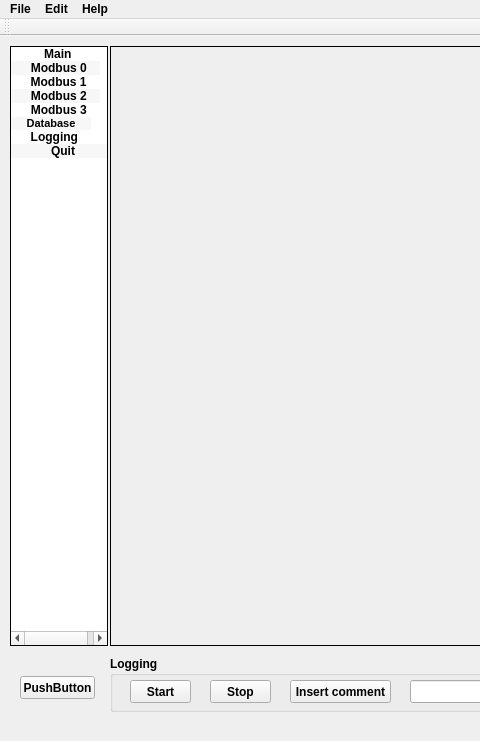
First picture: the form in src/mainwindow.ui, repository hancse/powermeter, before the edit; both pictures show x 0 to 480 and y 0 to 741 of the 1121 by 741 pixel window.
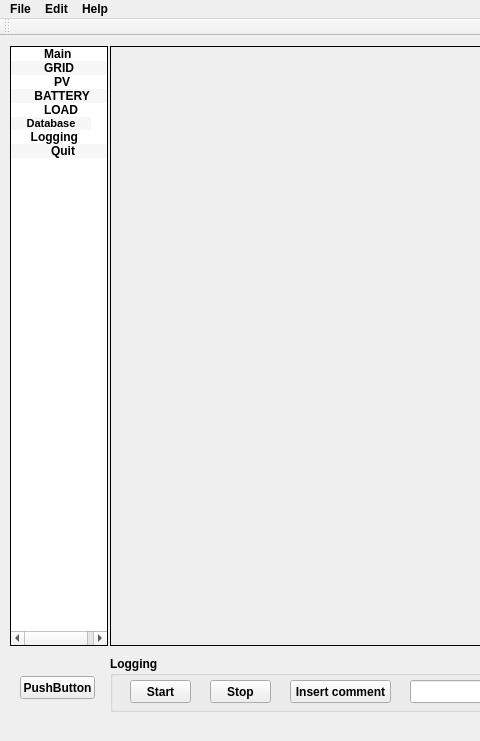
Second picture: the form after the edit. Icons and pictures are not drawn.

Commit message: Fixed size TopFrame, ModbusFrame Fixed quit action

```diff
--- a/src/mainwindow.ui
+++ b/src/mainwindow.ui
@@ -62,7 +62,7 @@
     </item>
     <item>
      <property name="text">
-      <string>     Modbus 0   </string>
+      <string>         GRID         </string>
      </property>
      <property name="icon">
       <iconset resource="../powermeter.qrc">
@@ -71,7 +71,7 @@
     </item>
     <item>
      <property name="text">
-      <string>     Modbus 1    </string>
+      <string>            PV           </string>
      </property>
      <property name="icon">
       <iconset resource="../powermeter.qrc">
@@ -80,7 +80,7 @@
     </item>
     <item>
      <property name="text">
-      <string>     Modbus 2   </string>
+      <string>      BATTERY      </string>
      </property>
      <property name="icon">
       <iconset resource="../powermeter.qrc">
@@ -89,7 +89,7 @@
     </item>
     <item>
      <property name="text">
-      <string>     Modbus 3   </string>
+      <string>         LOAD         </string>
      </property>
      <property name="icon">
       <iconset resource="../powermeter.qrc">
```
The commit also changes 2 other files.
